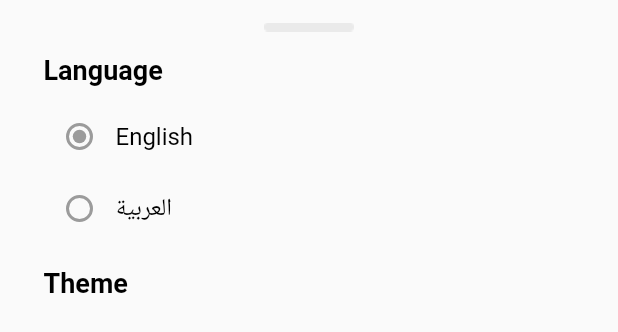
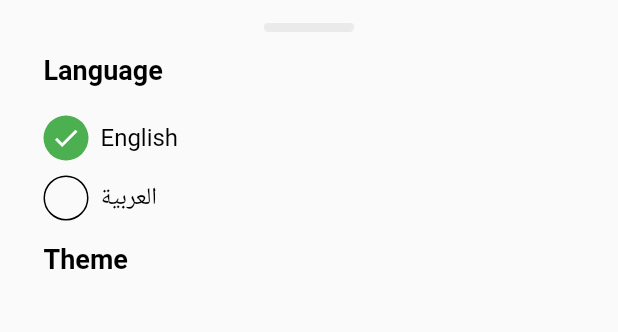
Before and after one commit to aymanpsu/myday, a Flutter app: the SettingsBottomSheet widget shown alone on an empty page, opened directly, on a phone screen of 412 x 824 dp. Shown: the top 332 px of the screen. Run offline on Flutter 3.47's test engine with Material 2 defaults, Android fonts, the phone set to English and light mode, and no system bars; our stand-ins replace date_format, flutter_dotenv; network calls fail.

Commit message:
add language select UI

```diff
--- /dev/null
+++ b/lib/widgets/language_item.dart
@@ -0,0 +1,65 @@
+import 'package:flutter/material.dart';
+
+class LanguageItem extends StatefulWidget {
+  const LanguageItem({
+    Key? key,
+    required this.name,
+    required this.state,
+  }) : super(key: key);
+  final String name;
+  final bool state;
+
+  @override
+  State<LanguageItem> createState() => _LanguageItemState();
+}
+
+class _LanguageItemState extends State<LanguageItem> {
+  @override
+  Widget build(BuildContext context) {
+    return Padding(
+      padding: const EdgeInsets.only(bottom: 10.0),
+      child: Row(
+        children: [
+          widget.state
+              ? Padding(
+                  padding: const EdgeInsets.only(right: 8.0),
+                  child: Container(
+                    height: 30.0,
+                    width: 30.0,
+                    decoration: const ShapeDecoration(
+                      shape: CircleBorder(),
+                      color: Colors.green,
+                    ),
+                    child: const Icon(
+                      Icons.done_outlined,
+                      color: Colors.white,
+                      size: 20.0,
+                    ),
+                  ),
+                )
+              : Padding(
+                  padding: const EdgeInsets.only(right: 8.0),
+                  child: Container(
+                    height: 30.0,
+                    width: 30.0,
+                    decoration: const ShapeDecoration(
+                      shape: CircleBorder(
+                        side: BorderSide(color: Colors.black)
+                      ),
+
+                    ),
+                  ),
+                ),
+          Text(
+            widget.name,
+            style: const TextStyle(
+              fontSize: 16.0,
+              color: Colors.black,
+              fontWeight: FontWeight.normal,
+            ),
+          ),
+        ],
+      ),
+    );
+  }
+}
--- a/lib/widgets/settings_bottom_sheet.dart
+++ b/lib/widgets/settings_bottom_sheet.dart
@@ -1,4 +1,5 @@
 import 'package:flutter/material.dart';
+import '../widgets/language_item.dart';
 
 class SettingsBottomSheet extends StatelessWidget {
   const SettingsBottomSheet({Key? key}) : super(key: key);
@@ -29,54 +30,25 @@ class SettingsBottomSheet extends StatelessWidget {
               ),
             ),
             const SizedBox(
-              height: 10.0,
+              height: 20.0,
             ),
-            Row(
-              mainAxisAlignment: MainAxisAlignment.start,
-              children: const [
-                Radio(
-                  value: true,
-                  groupValue: true,
-                  onChanged: null,
-                  splashRadius: 20,
-                  toggleable: true,
-                  visualDensity: VisualDensity.standard,
-                  activeColor: Colors.green,
+            ListView(
+              scrollDirection: Axis.vertical,
+              physics: const NeverScrollableScrollPhysics(),
+              shrinkWrap: true,
+              children: const <LanguageItem>[
+                LanguageItem(
+                  name: 'English',
+                  state: true,
                 ),
-                Text(
-                'English',
-                style: TextStyle(
-                  fontSize: 16.0,
-                  color: Colors.black,
-                  fontWeight: FontWeight.normal,
+                LanguageItem(
+                  name: 'العربية',
+                  state: false,
                 ),
-              ),
-              ],
-            ),
-            Row(
-              mainAxisAlignment: MainAxisAlignment.start,
-              children: const [
-                Radio(
-                  value: true,
-                  groupValue: false,
-                  onChanged: null,
-                  splashRadius: 20,
-                  toggleable: true,
-                  visualDensity: VisualDensity.standard,
-                  activeColor: Colors.green,
-                ),
-                Text(
-                'العربية',
-                style: TextStyle(
-                  fontSize: 16.0,
-                  color: Colors.black,
-                  fontWeight: FontWeight.normal,
-                ),
-              ),
               ],
             ),
             const SizedBox(
-              height: 15.0,
+              height: 5.0,
             ),
             const Text(
               'Theme',
```
